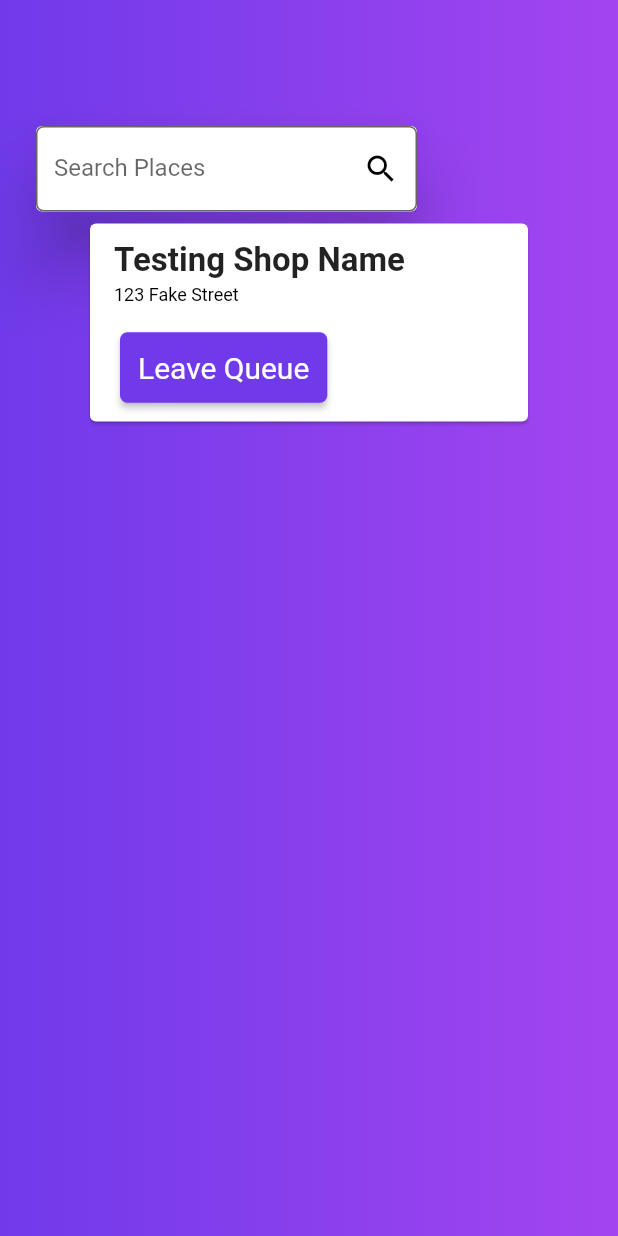
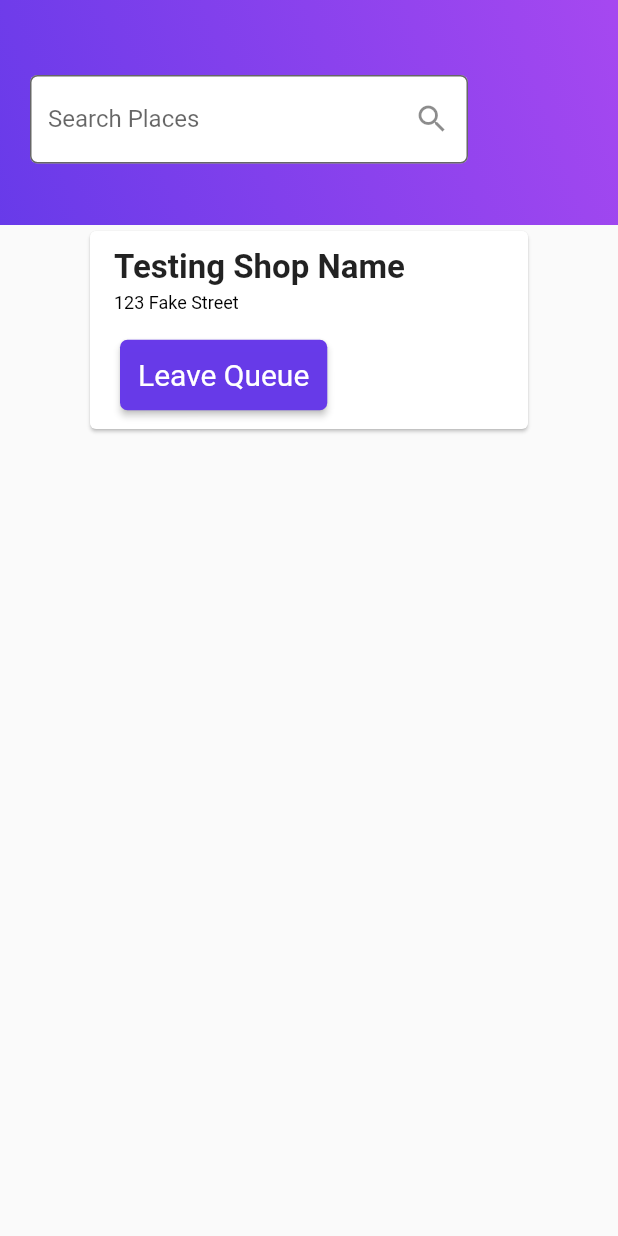
Before and after one commit to AUFrosty/cse-hackathon-2020, a Flutter app: the screen it shows after launch, on a phone screen of 412 x 824 dp. Run offline on Flutter 3.47's test engine with Material 2 defaults, Android fonts, the phone set to English and light mode, and no system bars.

Commit message:
search bar

```diff
--- a/q_people/lib/constants.dart
+++ b/q_people/lib/constants.dart
@@ -1,8 +1,8 @@
 import 'package:flutter/material.dart';
 
 // Colors
-const backgroundLeft = Color(0xff703aea);
-const backgroundRight = Color(0xffa345f0);
+const backgroundLeft = Color(0xffc6638E9);
+const backgroundRight = Color(0xffcA546F0);
 
 
 // Text Style
--- a/q_people/lib/home.dart
+++ b/q_people/lib/home.dart
@@ -6,6 +6,7 @@ import 'package:qpeople/shopInfo.dart';
 import 'package:qpeople/shop.dart';
 import 'package:qpeople/confirmation.dart';
 import 'package:qpeople/constants.dart';
+import 'package:qpeople/searchappbar.dart';
 
 
 class Home extends StatefulWidget {
@@ -61,57 +62,22 @@ class _HomeState extends State<Home> {
     ); */
     return Scaffold (
       resizeToAvoidBottomInset: false,
+
+      appBar:
+      SearchAppBar(
+        title: Text('title'),
+      ),
+
       body: Container(
         child: Stack(
           children: <Widget>[
             Container(
               width: width,
               height: height,
-              decoration: BoxDecoration(
-                gradient: LinearGradient(
-                    begin: Alignment.centerLeft,
-                    end: Alignment.centerRight,
-                    colors: [backgroundLeft, backgroundRight]
-                ),
-              ),
               child: Column (
                 crossAxisAlignment: CrossAxisAlignment.start,
                 mainAxisAlignment: MainAxisAlignment.start,
                 children: <Widget>[
-                  Flexible(
-                    child: Padding(
-                      padding: EdgeInsets.only(left: 20.0, top: 80.0,),
-                        child: Container(
-                          width: width - 150.0,
-                          height: 65,
-                          child: Card (
-                            elevation: 20.0,
-                            child: TextField(
-                                controller: myController,
-                                obscureText: false,
-                                decoration: InputDecoration(
-                                  fillColor: Colors.white,
-                                  filled: true,
-                                  border: OutlineInputBorder(
-                                    borderRadius: const BorderRadius.all(
-                                      const Radius.circular(5.0),
-                                    ),
-                                  ),
-                                  labelText: 'Search Places',
-                                  suffixIcon:IconButton(
-                                    onPressed: (){
-                                      //TODO: Implement this to push to new screen
-                                      //Navigator.of(context).push(MaterialPageRoute(builder: (context) => Suburb(suburb_name: myController.text,)));
-                                    },
-                                    color: Colors.black,
-                                    icon:Icon(Icons.search),
-                                  ),
-                                )
-                              ),
-                          ),
-                        ),
-                    ),
-                  ),
                   HomeCard(shopName: "Testing Shop Name", shopLocation: "123 Fake Street",)
                 ],
               ),
--- a/q_people/lib/main.dart
+++ b/q_people/lib/main.dart
@@ -13,6 +13,7 @@ void main() => runApp(MaterialApp(
   routes: {
     //'/': (context) => Loading(),
     '/home': (context) => Home(),
+    '/userSearch': (context) => UserSearch(),
     //'/location': (context) => ChooseLocation(),
   },
 ));
--- /dev/null
+++ b/q_people/lib/searchappbar.dart
@@ -0,0 +1,62 @@
+import 'package:flutter/material.dart';
+import 'package:qpeople/userSearch.dart';
+
+class SearchAppBar extends StatelessWidget implements PreferredSizeWidget {
+  final Color backgroundColor = Colors.red;
+  final Text title;
+  final AppBar appBar;
+//  final List<Widget> widgets;
+
+  const SearchAppBar({Key key, this.title, this.appBar, }) //this.widgets})
+      : super(key: key);
+
+  @override
+  Widget build(BuildContext context) {
+    final myController = TextEditingController();
+
+    return Container(
+      height: 200,
+      decoration: BoxDecoration(
+        gradient: LinearGradient(
+          begin: Alignment.bottomLeft,
+          end: Alignment.topRight, // 10% of the width, so there are ten blinds.
+          colors: [
+            Color(0xffc6638E9),
+            Color(0xffcA546F0)
+          ], // whitish to gray
+          tileMode: TileMode
+              .repeated, // repeats the gradient over the canvas
+        ),
+      ),
+      child: Padding(
+        padding: const EdgeInsets.only(top:50.0, left:20, right:100, bottom: 10),
+        child: TextField(
+          controller: myController,
+          obscureText: false,
+          decoration: InputDecoration(
+            fillColor: Colors.white,
+            filled: true,
+            border: OutlineInputBorder(
+              borderRadius: const BorderRadius.all(
+                const Radius.circular(5.0),
+              ),
+            ),
+            labelText: 'Search Places',
+            suffixIcon:IconButton(
+              onPressed: (){
+                //TODO: Implement this to push to new screen
+                Navigator.of(context).push(MaterialPageRoute(builder: (context) => UserSearch(searchContent: myController.text,)));
+              },
+              icon:Icon(Icons.search),
+            ),
+          )
+        ),
+      ),
+    );
+  }
+
+  @override
+  Size get preferredSize {
+    return Size.fromHeight(150.0);
+  }
+}
```
Also changed, not shown: q_people/lib/userSearch.dart (+42 -0 lines), 2 other files.
